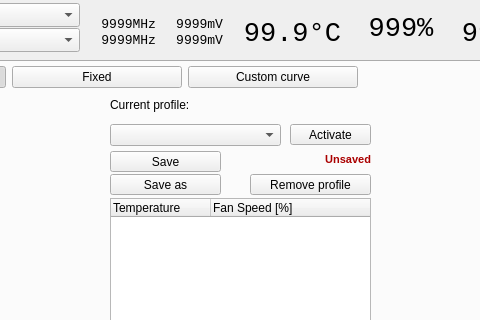
This is radeon-profile/radeon_profile.ui in marazmista/radeon-profile as Qt 5 draws it before an edit; both pictures show x 173 to 653 and y 0 to 320 of the 828 by 479 pixel window. The edited form follows.
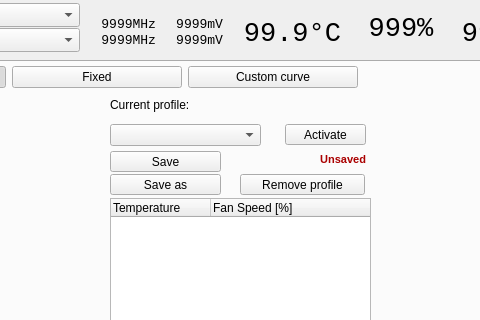
This is the edited form. The open tabs and pages were chosen to show the change. Icons and pictures are not drawn.

Commit message: recreated fan profile chart, other fixes

What changed in the file:
```diff
--- a/radeon-profile/radeon_profile.ui
+++ b/radeon-profile/radeon_profile.ui
@@ -1622,7 +1622,10 @@
             <property name="bottomMargin">
              <number>0</number>
             </property>
-            <property name="spacing">
+            <property name="horizontalSpacing">
+             <number>8</number>
+            </property>
+            <property name="verticalSpacing">
              <number>3</number>
             </property>
             <item row="1" column="0">
@@ -1703,7 +1706,7 @@
                 <rect>
                  <x>0</x>
                  <y>30</y>
-                 <width>171</width>
+                 <width>151</width>
                  <height>22</height>
                 </rect>
                </property>
@@ -1711,7 +1714,7 @@
               <widget class="QPushButton" name="btn_activateFanProfile">
                <property name="geometry">
                 <rect>
-                 <x>180</x>
+                 <x>175</x>
                  <y>30</y>
                  <width>81</width>
                  <height>21</height>
@@ -1786,9 +1789,9 @@
               <widget class="QPushButton" name="btn_removeFanProfile">
                <property name="geometry">
                 <rect>
-                 <x>140</x>
+                 <x>130</x>
                  <y>80</y>
-                 <width>121</width>
+                 <width>125</width>
                  <height>21</height>
                 </rect>
                </property>
@@ -1799,7 +1802,7 @@
               <widget class="QLabel" name="l_fanProfileUnsavedIndicator">
                <property name="geometry">
                 <rect>
-                 <x>150</x>
+                 <x>145</x>
                  <y>50</y>
                  <width>111</width>
                  <height>31</height>
```
Left out of the diff: 123 changed lines with no effect on the pictures. The commit also changes 9 other files.
